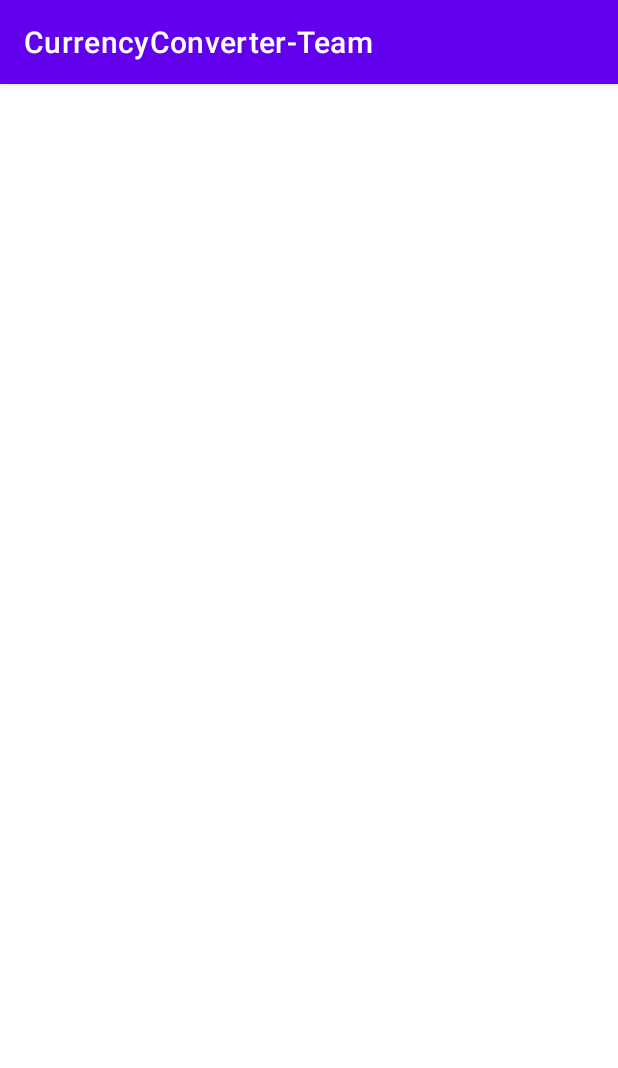
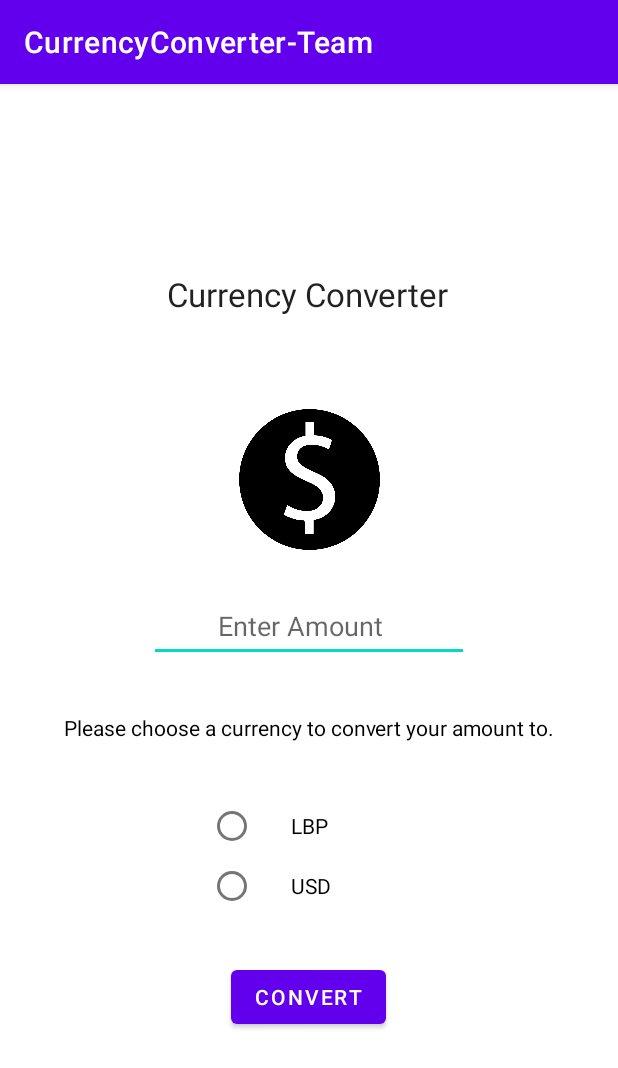
Before and after one commit to nahlabaalbaki/CurrencyConverter-Team, an Android app: the MainActivity2 screen opened directly, with no data from a screen before it, on a phone screen of 412 x 824 dp. Shown: the top 1068 px of the screen. Run offline under Robolectric (Android 15) with nearby library versions, the phone set to English and light mode, and no system bars; Roboto replaces fonts that are not available here.

Commit message:
UI edit-5

```diff
--- a/front-end/Currency Converter/app/src/main/java/com/example/currencyconverter_team/MainActivity2.java
+++ b/front-end/Currency Converter/app/src/main/java/com/example/currencyconverter_team/MainActivity2.java
@@ -4,13 +4,84 @@ import androidx.appcompat.app.AppCompatActivity;
 
 import android.content.Intent;
 import android.os.Bundle;
+import android.view.View;
+import android.widget.EditText;
+import android.widget.RadioButton;
+import android.widget.RadioGroup;
+import android.widget.TextView;
+import android.widget.Toast;
 
 public class MainActivity2 extends AppCompatActivity {
+
+    RadioGroup radioGrp;
+    RadioButton lbp;
+    RadioButton usd;
+    EditText amount;
+    TextView result;
+
 
     @Override
     protected void onCreate(Bundle savedInstanceState) {
         super.onCreate(savedInstanceState);
         setContentView(R.layout.activity_main2);
-        Intent x=getIntent();
+        Intent x = getIntent();
+        radioGrp= (RadioGroup) findViewById(R.id.radioGroup);
+        amount= (EditText)  findViewById(R.id.amount);
+        lbp= (RadioButton) findViewById(R.id.lbp);
+        usd= (RadioButton) findViewById(R.id.usd);
+        result= (TextView) findViewById(R.id.result);
+
     }
+
+
+    public void convert(View view){
+        if (!amount.getText().toString().isEmpty()) {
+            int amount_res= Integer.parseInt(amount.getText().toString());
+            int amount_final=0;
+
+            if (radioGrp.getCheckedRadioButtonId() == -1) {
+                Toast.makeText(getApplicationContext(), "Please check a currency", Toast.LENGTH_LONG).show();
+            } else {
+                if(lbp.isChecked()){
+                    amount_final= amount_res*22000;
+                    Integer amnt= new Integer(amount_final);
+                    String res=amnt.toString()+ " L.L";
+                    result.setText(res);
+
+
+                }
+                else
+                {
+                    amount_final= amount_res/22000;
+                    Integer amnt= new Integer(amount_final);
+                    String res=amnt.toString()+ " $";
+                    result.setText(res);
+
+                }
+
+
+
+
+
+            }
+        }
+        else {
+            Toast.makeText(getApplicationContext(), "Please enter an amount", Toast.LENGTH_LONG).show();
+            result.setText("");
+
+        }
+    }
+       /* if (lbp_input.isEmpty() && usd_input.isEmpty() ){
+            Toast.makeText(getApplicationContext(),"Please enter an amount", Toast.LENGTH_LONG).show();
+        }
+        else if (!lbp_input.isEmpty() && !usd_input.isEmpty() ){
+            Toast.makeText(getApplicationContext(),"Please choose one currency.", Toast.LENGTH_LONG).show();
+        }
+        else if (!lbp_input.isEmpty() && usd_input.isEmpty() ) {
+            float lbp_int= (float) Integer.parseInt(lbp_input);
+            float usd_int= lbp_int/22000;
+            lbp.setText();
+        }
+*/
+
 }
--- a/front-end/Currency Converter/app/src/main/res/layout/activity_main2.xml
+++ b/front-end/Currency Converter/app/src/main/res/layout/activity_main2.xml
@@ -6,4 +6,131 @@
     android:layout_height="match_parent"
     tools:context=".MainActivity2">
 
+
+    <ImageView
+        android:id="@+id/imageView"
+        android:layout_width="222dp"
+        android:layout_height="94dp"
+        android:layout_marginTop="4dp"
+        android:layout_marginBottom="1dp"
+        app:layout_constraintBottom_toTopOf="@+id/amount"
+        app:layout_constraintEnd_toEndOf="parent"
+        app:layout_constraintHorizontal_bias="0.5"
+        app:layout_constraintStart_toStartOf="parent"
+        app:layout_constraintTop_toBottomOf="@+id/textView"
+        app:srcCompat="@drawable/img" />
+
+    <Button
+        android:id="@+id/convert_button"
+        android:layout_width="wrap_content"
+        android:layout_height="wrap_content"
+        android:layout_marginTop="17dp"
+        android:layout_marginBottom="120dp"
+        android:onClick="convert"
+        android:text="Convert"
+        app:layout_constraintBottom_toBottomOf="parent"
+        app:layout_constraintEnd_toEndOf="parent"
+        app:layout_constraintHorizontal_bias="0.498"
+        app:layout_constraintStart_toStartOf="parent"
+        app:layout_constraintTop_toBottomOf="@+id/radioGroup" />
+
+    <TextView
+        android:id="@+id/textView"
+        android:layout_width="221dp"
+        android:layout_height="68dp"
+        android:layout_marginTop="110dp"
+        android:layout_marginBottom="4dp"
+        android:text="   Currency Converter"
+        android:textAppearance="@style/TextAppearance.AppCompat.Large"
+        app:layout_constraintBottom_toTopOf="@+id/imageView"
+        app:layout_constraintEnd_toEndOf="parent"
+        app:layout_constraintHorizontal_bias="0.5"
+        app:layout_constraintStart_toStartOf="parent"
+        app:layout_constraintTop_toTopOf="parent" />
+
+    <TextView
+        android:id="@+id/textView2"
+        android:layout_width="wrap_content"
+        android:layout_height="wrap_content"
+        android:layout_marginTop="9dp"
+        android:layout_marginBottom="15dp"
+        android:text="Please choose a currency to convert your amount to."
+        android:textColor="#000000"
+        app:layout_constraintBottom_toTopOf="@+id/radioGroup"
+        app:layout_constraintEnd_toEndOf="parent"
+        app:layout_constraintHorizontal_bias="0.5"
+        app:layout_constraintStart_toStartOf="parent"
+        app:layout_constraintTop_toBottomOf="@+id/amount" />
+
+    <EditText
+        android:id="@+id/amount"
+        android:layout_width="wrap_content"
+        android:layout_height="wrap_content"
+        android:layout_marginTop="10dp"
+        android:layout_marginBottom="9dp"
+        android:clickable="false"
+        android:editable="false"
+        android:ems="10"
+        android:hint="         Enter Amount"
+        android:inputType="number"
+        android:minHeight="48dp"
+        android:selectAllOnFocus="false"
+        app:layout_constraintBottom_toTopOf="@+id/textView2"
+        app:layout_constraintEnd_toEndOf="parent"
+        app:layout_constraintHorizontal_bias="0.5"
+        app:layout_constraintStart_toStartOf="parent"
+        app:layout_constraintTop_toBottomOf="@+id/imageView" />
+
+    <TextView
+        android:id="@+id/result"
+        android:layout_width="wrap_content"
+        android:layout_height="wrap_content"
+        android:layout_marginTop="80dp"
+        android:layout_marginBottom="70dp"
+        android:textAppearance="@style/TextAppearance.AppCompat.Large"
+        app:layout_constraintBottom_toBottomOf="parent"
+        app:layout_constraintEnd_toEndOf="parent"
+        app:layout_constraintHorizontal_bias="0.498"
+        app:layout_constraintStart_toStartOf="parent"
+        app:layout_constraintTop_toBottomOf="@+id/convert_button"
+        app:layout_constraintVertical_bias="0.794" />
+
+    <RadioGroup
+        android:id="@+id/radioGroup"
+        android:layout_width="135dp"
+        android:layout_height="80dp"
+        android:layout_marginTop="1dp"
+        android:layout_marginBottom="1dp"
+        app:layout_constraintBottom_toTopOf="@+id/convert_button"
+        app:layout_constraintEnd_toEndOf="parent"
+        app:layout_constraintStart_toStartOf="parent"
+        app:layout_constraintTop_toBottomOf="@+id/textView2">
+
+        <RadioButton
+            android:id="@+id/lbp"
+            android:layout_width="match_parent"
+            android:layout_height="wrap_content"
+            android:autoText="false"
+            android:text="       LBP" />
+
+        <RadioButton
+            android:id="@+id/usd"
+            android:layout_width="match_parent"
+            android:layout_height="wrap_content"
+            android:text="       USD" />
+
+    </RadioGroup>
+
+    <TextView
+        android:id="@+id/textView4"
+        android:layout_width="wrap_content"
+        android:layout_height="wrap_content"
+        android:layout_marginTop="20dp"
+        android:layout_marginBottom="52dp"
+        app:layout_constraintBottom_toBottomOf="parent"
+        app:layout_constraintEnd_toEndOf="parent"
+        app:layout_constraintHorizontal_bias="0.498"
+        app:layout_constraintStart_toStartOf="parent"
+        app:layout_constraintTop_toBottomOf="@+id/convert_button"
+        app:layout_constraintVertical_bias="0.0" />
 </androidx.constraintlayout.widget.ConstraintLayout>
```
Also changed, not shown: front-end/Currency Converter/app/src/main/res/drawable-v24/img.png (added).
